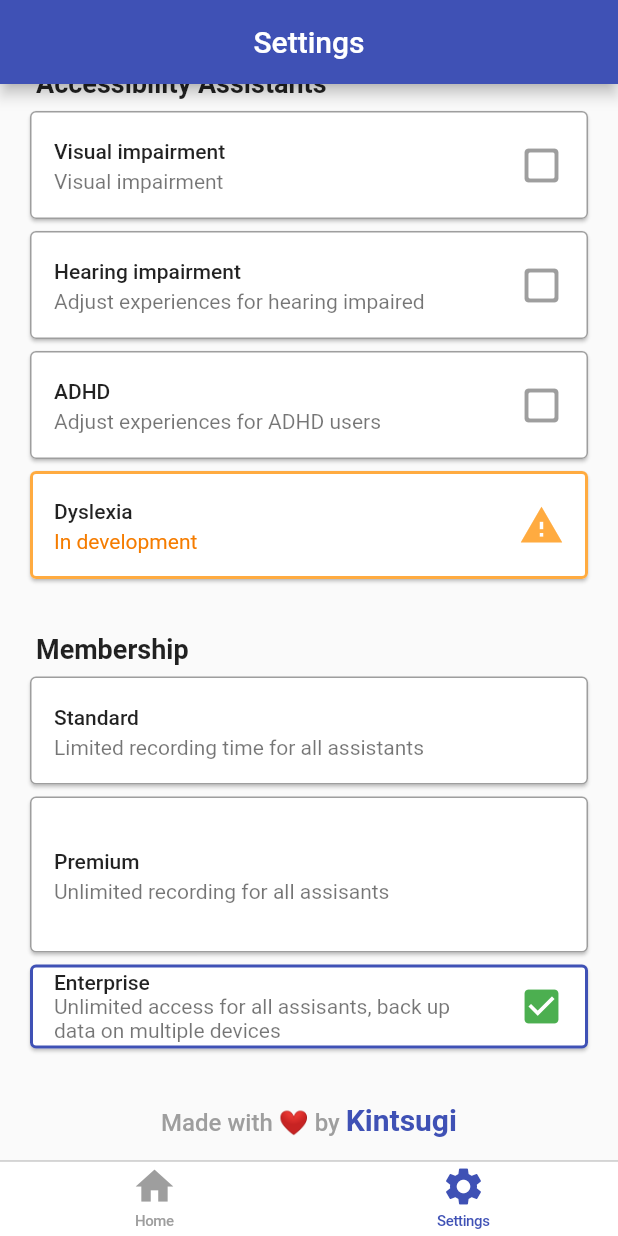
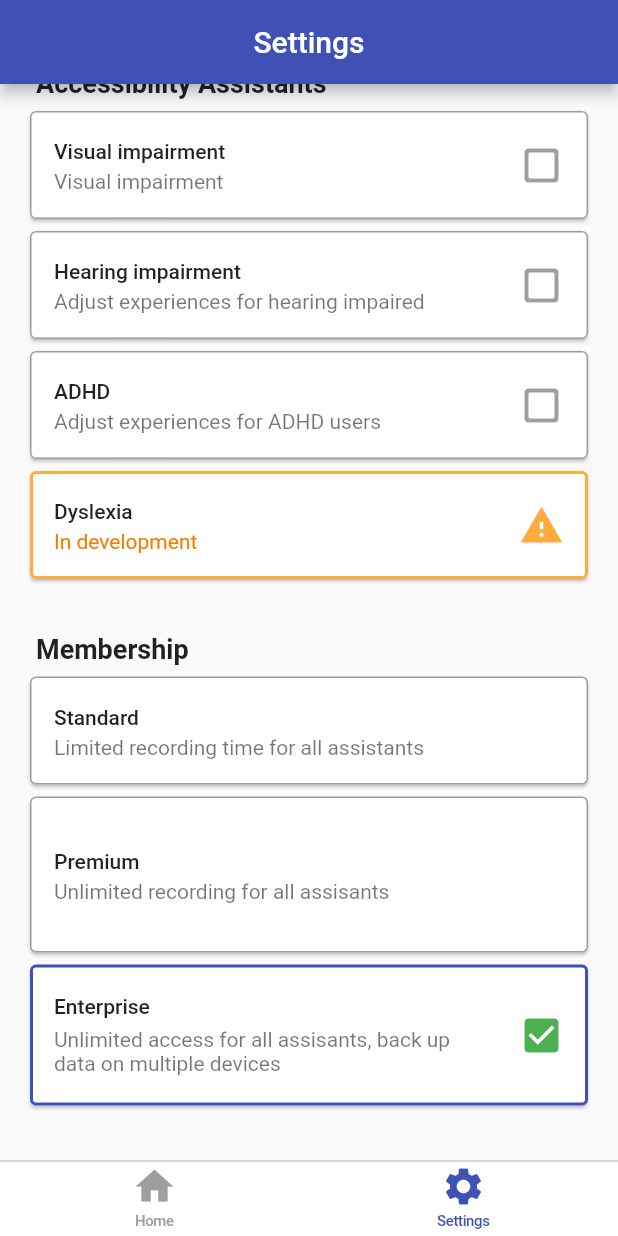
Before and after one commit to BangMach/kintusgi, a Flutter app: the screen it shows once a user with an empty profile is signed in, item 2 of the bottom bar chosen, scrolled down 309 dp, on a phone screen of 412 x 824 dp. Run offline on Flutter 3.47's test engine with Material 2 defaults, Android fonts, the phone set to English and light mode, and no system bars; our stand-ins replace avatar_glow, cloud_firestore, firebase_auth, firebase_core, flip_card, permission_handler; missing offline and left inert: flutter_audio_recorder2, flutter_speech, speech_recognition; accounts and stored records are empty; generated files the repository leaves out were written again; network calls fail.

Commit message:
Update settings screen

```diff
--- a/lib/screens/settings/settings_screen.dart
+++ b/lib/screens/settings/settings_screen.dart
@@ -366,7 +366,12 @@ class _SettingsScreenState extends State<SettingsScreen> {
                       ),
                     ),
                     child: Padding(
-                      padding: const EdgeInsets.symmetric(vertical: 16.0),
+                      padding: EdgeInsets.symmetric(
+                        vertical:
+                            Localizations.localeOf(context).languageCode == 'vi'
+                                ? 0.0
+                                : 16.0,
+                      ),
                       child: ListTile(
                         title: Text(
                           AppLocalizations.of(context).membershipPremium,
@@ -386,18 +391,27 @@ class _SettingsScreenState extends State<SettingsScreen> {
                         width: 2.0,
                       ),
                     ),
+                    child: Padding(
+                      padding: const EdgeInsets.symmetric(
+                        vertical: 16.0,
+                      ),
                       child: ListTile(
                         title: Text(
                           AppLocalizations.of(context).membershipEnterpirse,
                           style: Theme.of(context).textTheme.button,
                         ),
-                      subtitle: Text(
-                        AppLocalizations.of(context).membershipEnterpirseDes,
+                        subtitle: Padding(
+                          padding: const EdgeInsets.only(top: 6.0),
+                          child: Text(
+                            AppLocalizations.of(context)
+                                .membershipEnterpirseDes,
+                          ),
                         ),
                         trailing: Icon(
                           Icons.check_box,
                           color: Colors.green,
                           size: 30.0,
+                        ),
                       ),
                     ),
                   ),
```
Lines whose indentation alone changed are shown as unchanged.
